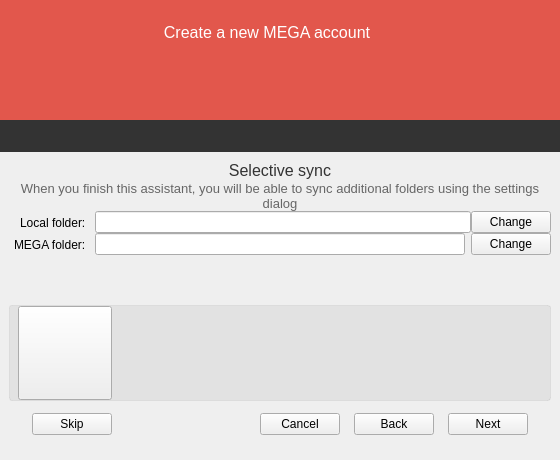
meganz/MEGAsync, file src/MEGASync/gui/win/SetupWizard.ui: the form before one commit.
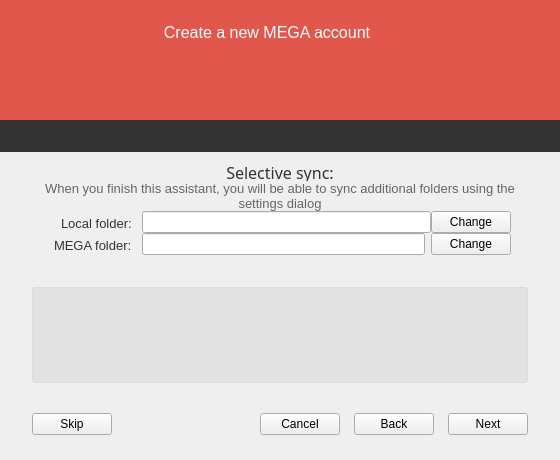
The form after the commit. The open tabs and pages were chosen to show the change. Icons and pictures are not drawn. Custom widgets are drawn as their Qt base class.

Commit message: Style pages of selective/full sync mode and welcome pages

```diff
--- a/src/MEGASync/gui/win/SetupWizard.ui
+++ b/src/MEGASync/gui/win/SetupWizard.ui
@@ -1622,6 +1622,15 @@
        <property name="spacing">
         <number>0</number>
        </property>
+       <property name="leftMargin">
+        <number>32</number>
+       </property>
+       <property name="rightMargin">
+        <number>32</number>
+       </property>
+       <property name="bottomMargin">
+        <number>27</number>
+       </property>
        <item>
         <widget class="QLabel" name="lAdvancedSetup">
          <property name="minimumSize">
@@ -1632,6 +1641,7 @@
          </property>
          <property name="font">
           <font>
+           <family>Montserrat</family>
            <pointsize>-1</pointsize>
            <weight>50</weight>
            <italic>false</italic>
@@ -1644,13 +1654,14 @@
          <property name="styleSheet">
           <string notr="true">#lAdvancedSetup
 {
-font-size: 16px;
-color: #333333;
+	color: #333333;
+	font-family: &quot;Montserrat&quot;;
+	font-size: 16px;
 }
 </string>
          </property>
          <property name="text">
-          <string>Selective sync</string>
+          <string>Selective sync:</string>
          </property>
          <property name="alignment">
           <set>Qt::AlignHCenter|Qt::AlignTop</set>
@@ -1689,13 +1700,13 @@
            <number>0</number>
           </property>
           <property name="leftMargin">
-           <number>0</number>
+           <number>17</number>
           </property>
           <property name="topMargin">
            <number>0</number>
           </property>
           <property name="rightMargin">
-           <number>0</number>
+           <number>17</number>
           </property>
           <property name="bottomMargin">
            <number>0</number>
@@ -1715,7 +1726,11 @@
              </size>
             </property>
             <property name="styleSheet">
-             <string notr="true">margin-left: 2px;</string>
+             <string notr="true">margin-left: 2px;
+color: #333333;
+font-family: &quot;SF UI Text&quot;;
+font-size: 13px;
+</string>
             </property>
             <property name="text">
              <string>Local folder:</string>
@@ -1752,7 +1767,11 @@
           <item row="2" column="0">
            <widget class="QLabel" name="lMegaFolder">
             <property name="styleSheet">
-             <string notr="true">margin-left: 2px;</string>
+             <string notr="true">margin-left: 2px;
+color: #333333;
+font-family: &quot;SF UI Text&quot;;
+font-size: 13px;
+</string>
             </property>
             <property name="text">
              <string>MEGA folder:</string>
@@ -1826,9 +1845,18 @@
 }</string>
          </property>
          <layout class="QHBoxLayout" name="horizontalLayout_8">
+          <property name="spacing">
+           <number>27</number>
+          </property>
+          <property name="leftMargin">
+           <number>16</number>
+          </property>
           <property name="topMargin">
            <number>0</number>
           </property>
+          <property name="rightMargin">
+           <number>21</number>
+          </property>
           <property name="bottomMargin">
            <number>0</number>
           </property>
@@ -1846,6 +1874,9 @@
               <height>94</height>
              </size>
             </property>
+            <property name="styleSheet">
+             <string notr="true">border: none;</string>
+            </property>
             <property name="text">
              <string/>
             </property>
@@ -1855,22 +1886,39 @@
            <widget class="QWidget" name="wSyncTypeDesc" native="true">
             <layout class="QVBoxLayout" name="verticalLayout_16">
              <property name="spacing">
-              <number>0</number>
+              <number>4</number>
              </property>
              <property name="leftMargin">
               <number>0</number>
              </property>
              <property name="topMargin">
-              <number>0</number>
+              <number>13</number>
              </property>
              <property name="rightMargin">
               <number>0</number>
              </property>
              <property name="bottomMargin">
-              <number>0</number>
+              <number>16</number>
              </property>
              <item>
               <widget class="QLabel" name="lSyncType">
+               <property name="minimumSize">
+                <size>
+                 <width>0</width>
+                 <height>20</height>
+                </size>
+               </property>
+               <property name="maximumSize">
+                <size>
+                 <width>16777215</width>
+                 <height>20</height>
+                </size>
+               </property>
+               <property name="styleSheet">
+                <string notr="true">	color: #333333;
+	font-family: &quot;SF UI Text&quot;;
+	font-size: 13px;</string>
+               </property>
                <property name="text">
                 <string/>
                </property>
@@ -1879,11 +1927,19 @@
              <item>
               <widget class="QLabel" name="lSyncTypeDesc">
                <property name="font">
-                <font/>
+                <font>
+                 <family>SF UI Text</family>
+                 <pointsize>-1</pointsize>
+                </font>
                </property>
                <property name="focusPolicy">
                 <enum>Qt::StrongFocus</enum>
                </property>
+               <property name="styleSheet">
+                <string notr="true">	color: #666666;
+	font-family: &quot;SF UI Text&quot;;
+	font-size: 13px;</string>
+               </property>
                <property name="text">
                 <string/>
                </property>
```
Left out of the diff: 65 changed lines with no effect on the pictures. The commit also changes 3 other files.
